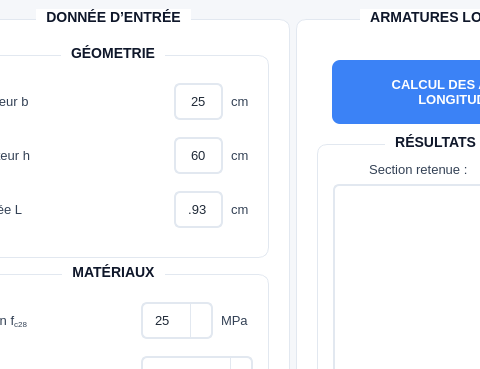
The window that src/views/kajizmo_interface.ui (vlax-rsr/kajizmo-Poutre) describes before a commit, drawn with Qt 5; both pictures show x 87 to 567 and y 0 to 369 of the 1100 by 800 pixel window.
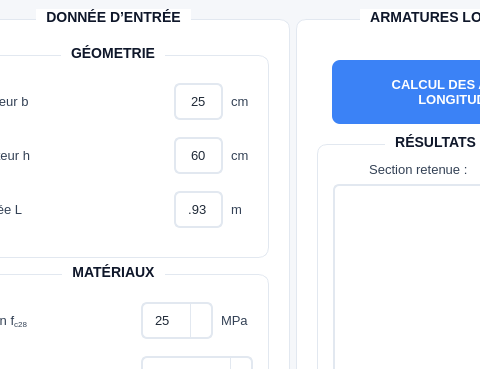
The same window after the commit. Icons and pictures are not drawn.

Commit message: Optimisation espace sur interface ui

```diff
--- a/src/views/kajizmo_interface.ui
+++ b/src/views/kajizmo_interface.ui
@@ -2295,7 +2295,7 @@
           <item row="2" column="2">
            <widget class="QLabel" name="unite_3">
             <property name="text">
-             <string>cm</string>
+             <string>m</string>
             </property>
             <property name="class" stdset="0">
              <string>Unite</string>
```
Left out of the diff: 2 changed lines with no effect on the pictures. The commit also changes 6 other files.
